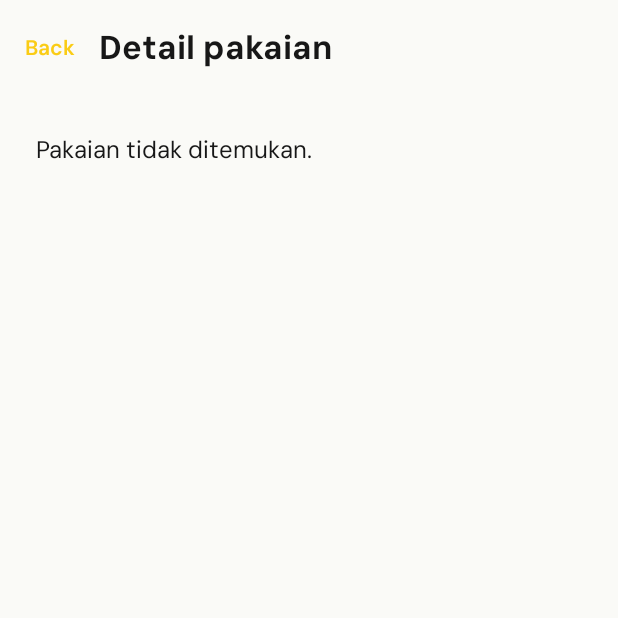
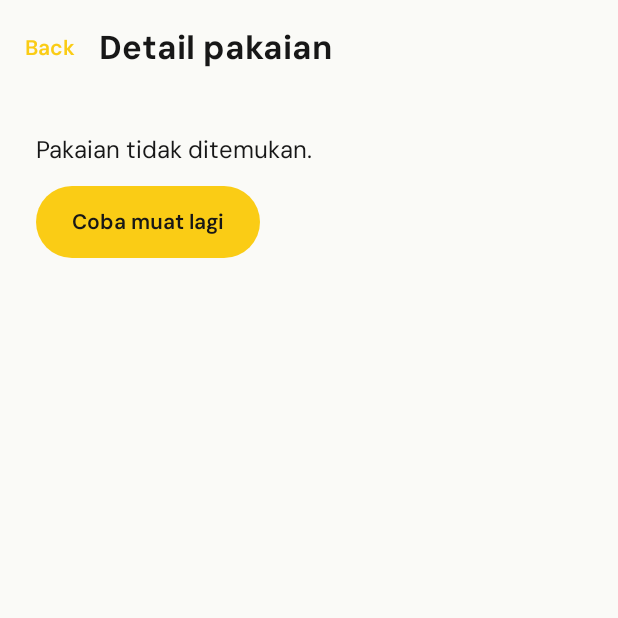
Before and after one commit to Vincent140206/closetly, an Android app built with Jetpack Compose: the composable WardrobeDetailScreen called with empty values, on a phone screen of 412 x 824 dp, the top half of it. Run offline under Robolectric (Android 15) with nearby library versions, the phone set to English and light mode, and no system bars; 1 statement that could not run was skipped.

Commit message:
fix(wardrobe): reload restored details and offer explicit retry

```diff
--- a/app/src/main/java/vin/pam/closetly/core/navigation/AppNavHost.kt
+++ b/app/src/main/java/vin/pam/closetly/core/navigation/AppNavHost.kt
@@ -258,6 +258,7 @@ fun AppNavHost(
             }
             composable<WardrobeDetailRoute> { entry ->
                 val id = entry.toRoute<WardrobeDetailRoute>().itemId
+                LifecycleEventEffect(Lifecycle.Event.ON_RESUME) { wardrobeViewModel.refresh() }
                 LaunchedEffect(wardrobeState.archivedItemId) {
                     if (wardrobeState.archivedItemId == id) {
                         wardrobeViewModel.consumeArchive()
@@ -275,6 +276,7 @@ fun AppNavHost(
                     onRestore = { wardrobeViewModel.restore(id) },
                     onLoadPhoto = wardrobeViewModel::loadPhoto,
                     isMutating = id in wardrobeState.pendingItemIds,
+                    onRetry = { wardrobeViewModel.refresh(force = true) },
                 )
             }
             composable<WardrobeFormRoute> { entry ->
--- a/app/src/main/java/vin/pam/closetly/feature/wardrobe/ui/WardrobeDetailScreen.kt
+++ b/app/src/main/java/vin/pam/closetly/feature/wardrobe/ui/WardrobeDetailScreen.kt
@@ -17,6 +17,7 @@ import androidx.compose.runtime.LaunchedEffect
 import androidx.compose.runtime.getValue
 import androidx.compose.runtime.mutableStateOf
 import androidx.compose.runtime.remember
+import androidx.compose.runtime.saveable.rememberSaveable
 import androidx.compose.runtime.setValue
 import androidx.compose.ui.Modifier
 import androidx.compose.ui.draw.clip
@@ -46,16 +47,20 @@ fun WardrobeDetailScreen(
     onRestore: () -> Unit,
     onLoadPhoto: (String) -> Unit = {},
     isMutating: Boolean = false,
+    onRetry: () -> Unit = {},
 ) {
     LaunchedEffect(item?.id, item?.imagePath) {
         if (item != null && item.imagePath == null) onLoadPhoto(item.id)
     }
-    var confirmArchive by remember { mutableStateOf(false) }
+    var confirmArchive by rememberSaveable(item?.id) { mutableStateOf(false) }
     ClosetlyScaffold(title = "Detail pakaian", onBack = onBack) { padding ->
         if (isLoading && item == null) {
             LoadingState(Modifier.padding(padding))
         } else if (item == null) {
-            Text(error ?: "Pakaian tidak ditemukan.", Modifier.padding(padding).padding(24.dp))
+            Column(Modifier.padding(padding).padding(24.dp), verticalArrangement = Arrangement.spacedBy(12.dp)) {
+                Text(error ?: "Pakaian tidak ditemukan.")
+                ClosetlyButton("Coba muat lagi", onRetry, enabled = !isLoading)
+            }
         } else {
             Column(
                 Modifier.padding(padding).verticalScroll(rememberScrollState()).padding(24.dp),
@@ -68,7 +73,10 @@ fun WardrobeDetailScreen(
                 if (item.size.isNotBlank()) DetailField("Ukuran", item.size)
                 if (item.style.isNotBlank()) DetailField("Gaya", item.style)
                 if (item.photoAdjustments.backgroundRemoved) Text("Background foto transparan", style = MaterialTheme.typography.bodySmall)
-                if (error != null) Text(error, color = MaterialTheme.colorScheme.error)
+                if (error != null) {
+                    Text(error, color = MaterialTheme.colorScheme.error)
+                    TextButton(onClick = onRetry, enabled = !isLoading) { Text("Muat ulang detail") }
+                }
                 if (item.isArchived) {
                     ClosetlyButton("Pulihkan ke koleksi", onRestore, Modifier.fillMaxWidth(), enabled = !isMutating, isLoading = isMutating)
                 } else {
```
